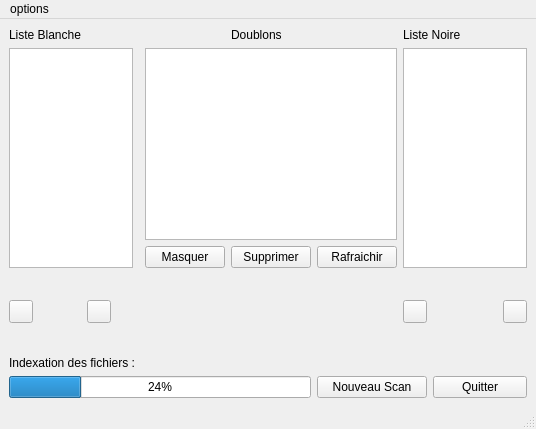
The window that interface.ui (Flamingroup/fsclean) describes before a commit, drawn with Qt 5.
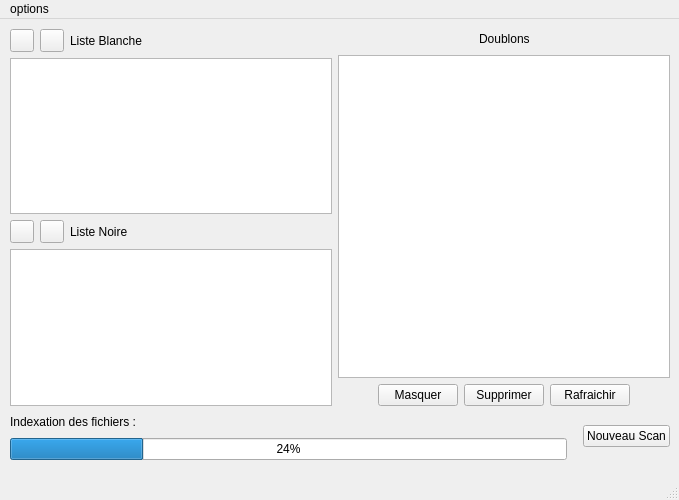
The same window after the commit. Icons and pictures are not drawn.

What changed in the file:
```diff
--- a/interface.ui
+++ b/interface.ui
@@ -6,16 +6,44 @@
    <rect>
     <x>0</x>
     <y>0</y>
-    <width>536</width>
-    <height>429</height>
+    <width>679</width>
+    <height>500</height>
    </rect>
   </property>
   <property name="windowTitle">
    <string>FSCLEAN - le programme de votre vie!</string>
   </property>
   <widget class="QWidget" name="centralwidget">
-   <layout class="QGridLayout" name="gridLayout">
-    <item row="3" column="1">
+   <widget class="QWidget" name="">
+    <property name="geometry">
+     <rect>
+      <x>10</x>
+      <y>10</y>
+      <width>660</width>
+      <height>431</height>
+     </rect>
+    </property>
+    <layout class="QVBoxLayout" name="verticalLayout_4">
+     <item>
+      <layout class="QHBoxLayout" name="horizontalLayout_9">
+       <item>
+        <layout class="QVBoxLayout" name="verticalLayout">
+         <item>
+          <layout class="QHBoxLayout" name="horizontalLayout_2">
+           <item>
+            <layout class="QHBoxLayout" name="horizontalLayout">
+             <item>
+              <widget class="QToolButton" name="WLplusButton">
+               <property name="text">
+                <string/>
+               </property>
+               <property name="icon">
+                <iconset>
+                 <normaloff>plus icon.png</normaloff>plus icon.png</iconset>
+               </property>
+              </widget>
+             </item>
+             <item>
      <widget class="QToolButton" name="lessWLButton">
       <property name="cursor">
        <cursorShape>PointingHandCursor</cursorShape>
@@ -29,31 +57,25 @@
       </property>
      </widget>
     </item>
-    <item row="2" column="4">
-     <widget class="QPushButton" name="Buttonmasquer">
-      <property name="cursor">
-       <cursorShape>PointingHandCursor</cursorShape>
-      </property>
-      <property name="text">
-       <string>Masquer</string>
-      </property>
-     </widget>
-    </item>
-    <item row="4" column="0" colspan="5">
-     <widget class="QLabel" name="labelprogressbar">
+            </layout>
+           </item>
+           <item>
+            <widget class="QLabel" name="labellisteblanche">
       <property name="text">
-       <string>Indexation des fichiers : </string>
+              <string>Liste Blanche</string>
       </property>
      </widget>
     </item>
-    <item row="5" column="9" colspan="2">
-     <widget class="QPushButton" name="quitButton">
-      <property name="text">
-       <string>Quitter</string>
-      </property>
-     </widget>
-    </item>
-    <item row="3" column="8">
+          </layout>
+         </item>
+         <item>
+          <widget class="QListWidget" name="listblackList"/>
+         </item>
+         <item>
+          <layout class="QHBoxLayout" name="horizontalLayout_4">
+           <item>
+            <layout class="QHBoxLayout" name="horizontalLayout_3">
+             <item>
      <widget class="QToolButton" name="plusBLButton">
       <property name="cursor">
        <cursorShape>PointingHandCursor</cursorShape>
@@ -67,8 +89,8 @@
       </property>
      </widget>
     </item>
-    <item row="3" column="0">
-     <widget class="QToolButton" name="WLplusButton">
+             <item>
+              <widget class="QToolButton" name="lessBLButton">
       <property name="text">
        <string/>
       </property>
@@ -78,31 +100,92 @@
       </property>
      </widget>
     </item>
-    <item row="5" column="6" colspan="3">
-     <widget class="QPushButton" name="scanButton">
-      <property name="text">
-       <string>Nouveau Scan</string>
-      </property>
-     </widget>
-    </item>
-    <item row="0" column="5">
-     <widget class="QLabel" name="labeldoublons">
-      <property name="text">
-       <string>Doublons</string>
-      </property>
-     </widget>
-    </item>
-    <item row="1" column="0" rowspan="2" colspan="3">
-     <widget class="QListWidget" name="listwhiteList"/>
-    </item>
-    <item row="0" column="8" colspan="3">
+            </layout>
+           </item>
+           <item>
      <widget class="QLabel" name="labellistenoire">
       <property name="text">
        <string>Liste Noire</string>
       </property>
      </widget>
     </item>
-    <item row="2" column="5">
+          </layout>
+         </item>
+         <item>
+          <widget class="QListWidget" name="listwhiteList"/>
+         </item>
+        </layout>
+       </item>
+       <item>
+        <layout class="QVBoxLayout" name="verticalLayout_2">
+         <item>
+          <layout class="QHBoxLayout" name="horizontalLayout_7">
+           <item>
+            <spacer name="horizontalSpacer">
+             <property name="orientation">
+              <enum>Qt::Horizontal</enum>
+             </property>
+             <property name="sizeHint" stdset="0">
+              <size>
+               <width>40</width>
+               <height>20</height>
+              </size>
+             </property>
+            </spacer>
+           </item>
+           <item>
+            <widget class="QLabel" name="labeldoublons">
+             <property name="text">
+              <string>Doublons</string>
+             </property>
+            </widget>
+           </item>
+           <item>
+            <spacer name="horizontalSpacer_2">
+             <property name="orientation">
+              <enum>Qt::Horizontal</enum>
+             </property>
+             <property name="sizeHint" stdset="0">
+              <size>
+               <width>40</width>
+               <height>20</height>
+              </size>
+             </property>
+            </spacer>
+           </item>
+          </layout>
+         </item>
+         <item>
+          <widget class="QColumnView" name="listaffichageDoublons"/>
+         </item>
+         <item>
+          <layout class="QHBoxLayout" name="horizontalLayout_6">
+           <item>
+            <spacer name="horizontalSpacer_3">
+             <property name="orientation">
+              <enum>Qt::Horizontal</enum>
+             </property>
+             <property name="sizeHint" stdset="0">
+              <size>
+               <width>40</width>
+               <height>20</height>
+              </size>
+             </property>
+            </spacer>
+           </item>
+           <item>
+            <layout class="QHBoxLayout" name="horizontalLayout_5">
+             <item>
+              <widget class="QPushButton" name="Buttonmasquer">
+               <property name="cursor">
+                <cursorShape>PointingHandCursor</cursorShape>
+               </property>
+               <property name="text">
+                <string>Masquer</string>
+               </property>
+              </widget>
+             </item>
+             <item>
      <widget class="QPushButton" name="Buttonsupprimer">
       <property name="cursor">
        <cursorShape>PointingHandCursor</cursorShape>
@@ -112,23 +195,7 @@
       </property>
      </widget>
     </item>
-    <item row="1" column="4" colspan="4">
-     <widget class="QColumnView" name="listaffichageDoublons"/>
-    </item>
-    <item row="3" column="5">
-     <spacer name="verticalSpacer">
-      <property name="orientation">
-       <enum>Qt::Vertical</enum>
-      </property>
-      <property name="sizeHint" stdset="0">
-       <size>
-        <width>20</width>
-        <height>40</height>
-       </size>
-      </property>
-     </spacer>
-    </item>
-    <item row="2" column="6" colspan="2">
+             <item>
      <widget class="QPushButton" name="Buttonrafraichir">
       <property name="cursor">
        <cursorShape>PointingHandCursor</cursorShape>
@@ -142,11 +209,10 @@
       </property>
      </widget>
     </item>
-    <item row="1" column="8" rowspan="2" colspan="3">
-     <widget class="QListWidget" name="listblackList"/>
-    </item>
-    <item row="3" column="3">
-     <spacer name="horizontalSpacer">
+            </layout>
+           </item>
+           <item>
+            <spacer name="horizontalSpacer_4">
       <property name="orientation">
        <enum>Qt::Horizontal</enum>
       </property>
@@ -158,25 +224,41 @@
       </property>
      </spacer>
     </item>
-    <item row="0" column="0">
-     <widget class="QLabel" name="labellisteblanche">
+          </layout>
+         </item>
+        </layout>
+       </item>
+      </layout>
+     </item>
+     <item>
+      <layout class="QHBoxLayout" name="horizontalLayout_10">
+       <item>
+        <layout class="QVBoxLayout" name="verticalLayout_3">
+         <item>
+          <layout class="QHBoxLayout" name="horizontalLayout_8">
+           <item>
+            <widget class="QLabel" name="labelprogressbar">
       <property name="text">
-       <string>Liste Blanche</string>
+              <string>Indexation des fichiers : </string>
       </property>
      </widget>
     </item>
-    <item row="3" column="10">
-     <widget class="QToolButton" name="lessBLButton">
-      <property name="text">
-       <string/>
-      </property>
-      <property name="icon">
-       <iconset>
-        <normaloff>less icon.png</normaloff>less icon.png</iconset>
-      </property>
-     </widget>
-    </item>
-    <item row="5" column="0" colspan="6">
+           <item>
+            <spacer name="horizontalSpacer_6">
+             <property name="orientation">
+              <enum>Qt::Horizontal</enum>
+             </property>
+             <property name="sizeHint" stdset="0">
+              <size>
+               <width>40</width>
+               <height>20</height>
+              </size>
+             </property>
+            </spacer>
+           </item>
+          </layout>
+         </item>
+         <item>
      <widget class="QProgressBar" name="progressBar">
       <property name="value">
        <number>24</number>
@@ -184,14 +266,69 @@
      </widget>
     </item>
    </layout>
+       </item>
+       <item>
+        <spacer name="horizontalSpacer_8">
+         <property name="orientation">
+          <enum>Qt::Horizontal</enum>
+         </property>
+         <property name="sizeType">
+          <enum>QSizePolicy::Fixed</enum>
+         </property>
+         <property name="sizeHint" stdset="0">
+          <size>
+           <width>10</width>
+           <height>20</height>
+          </size>
+         </property>
+        </spacer>
+       </item>
+       <item>
+        <widget class="QPushButton" name="scanButton">
+         <property name="text">
+          <string>Nouveau Scan</string>
+         </property>
+        </widget>
+       </item>
+      </layout>
+     </item>
+    </layout>
+   </widget>
+   <zorder>lessWLButton</zorder>
+   <zorder>Buttonmasquer</zorder>
+   <zorder>labelprogressbar</zorder>
+   <zorder>plusBLButton</zorder>
+   <zorder>WLplusButton</zorder>
+   <zorder>scanButton</zorder>
+   <zorder>labeldoublons</zorder>
+   <zorder>listwhiteList</zorder>
+   <zorder>labellistenoire</zorder>
+   <zorder>Buttonsupprimer</zorder>
+   <zorder>listaffichageDoublons</zorder>
+   <zorder>Buttonrafraichir</zorder>
+   <zorder>listblackList</zorder>
+   <zorder>labellisteblanche</zorder>
+   <zorder>lessBLButton</zorder>
+   <zorder>progressBar</zorder>
+   <zorder>labellistenoire</zorder>
+   <zorder>labeldoublons</zorder>
+   <zorder>listaffichageDoublons</zorder>
+   <zorder>horizontalSpacer</zorder>
+   <zorder>horizontalSpacer_2</zorder>
+   <zorder>horizontalSpacer_3</zorder>
+   <zorder>horizontalSpacer_4</zorder>
+   <zorder>horizontalSpacer_5</zorder>
+   <zorder>horizontalSpacer_6</zorder>
+   <zorder>horizontalSpacer_5</zorder>
+   <zorder>horizontalSpacer_7</zorder>
   </widget>
   <widget class="QMenuBar" name="menubar">
    <property name="geometry">
     <rect>
      <x>0</x>
      <y>0</y>
-     <width>536</width>
-     <height>25</height>
+     <width>679</width>
+     <height>27</height>
     </rect>
    </property>
    <widget class="QMenu" name="menuOptions">
```
Left out of the diff: 21 changed lines with no effect on the pictures. Lines whose indentation alone changed are shown as unchanged.
